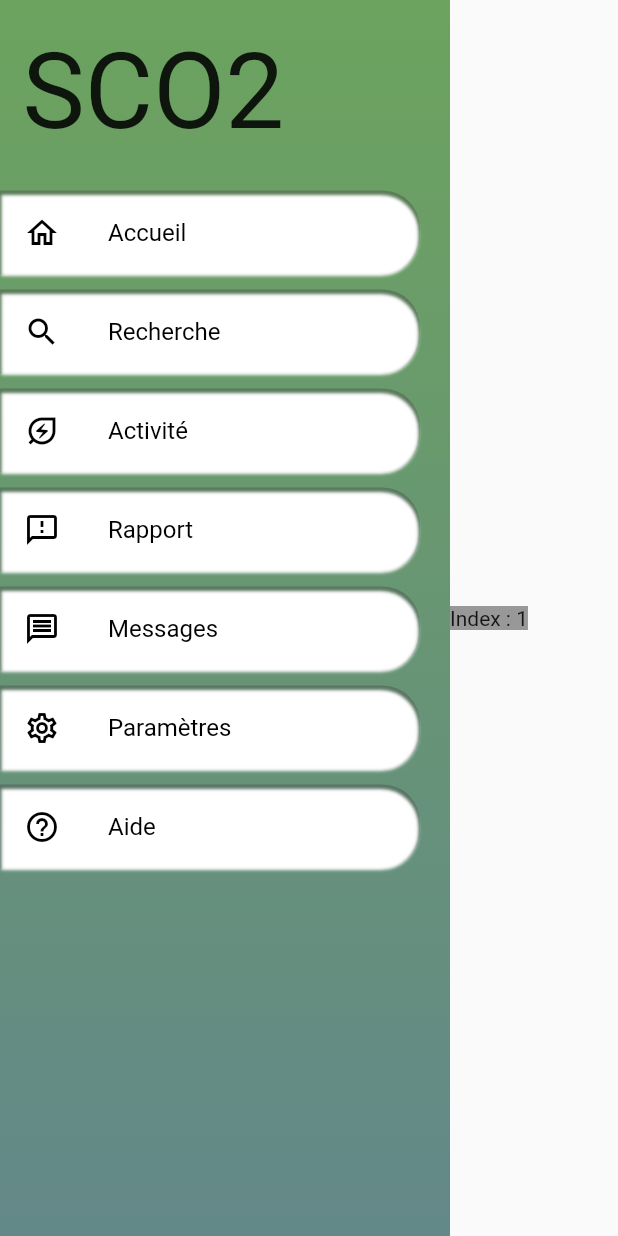
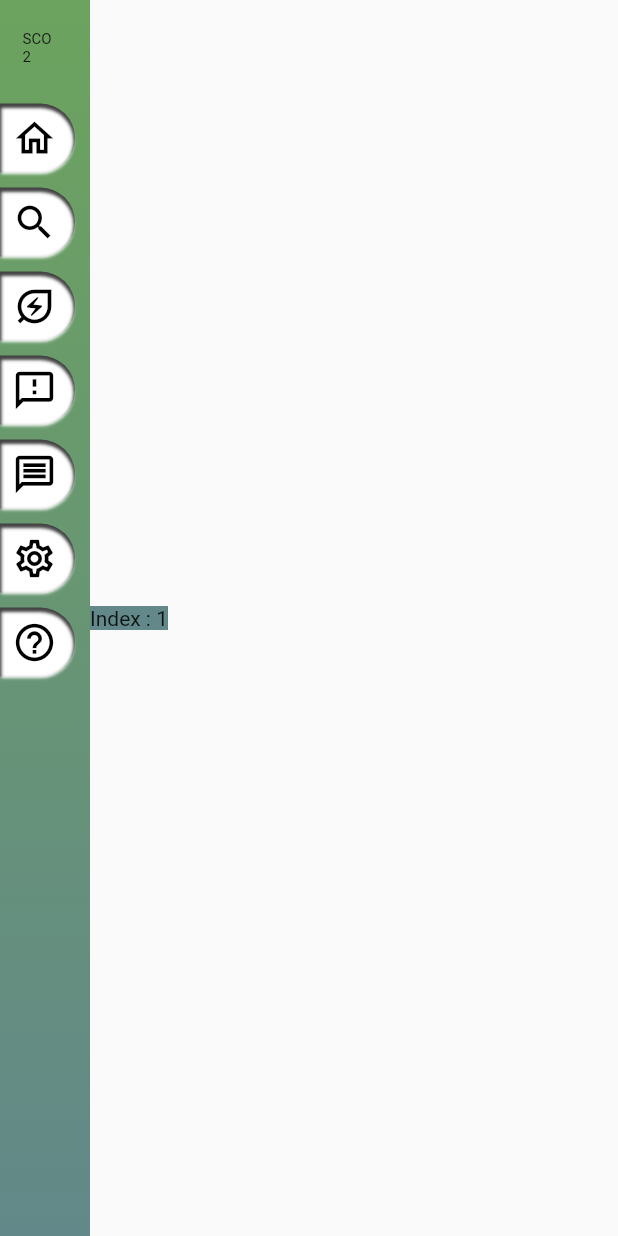
Before and after one commit to VLD-dev-team/Social-Co2, a Flutter app: the WebAdaptativeMainScreen screen opened directly, on a phone screen of 412 x 824 dp. Run offline on Flutter 3.47's test engine with Material 2 defaults, Android fonts, the phone set to English and light mode, and no system bars; our stand-ins replace firebase_auth, firebase_core, google_fonts, google_sign_in; accounts and stored records are empty.

Commit message:
fix: Responsive drawer terminé + commentaires + refactor du code

```diff
--- a/application/social_co2/lib/screens/homeScreen/HomeScreen.dart
+++ b/application/social_co2/lib/screens/homeScreen/HomeScreen.dart
@@ -1,7 +1,10 @@
+// Importation des packages requis pour flutter
 import 'package:flutter/material.dart';
 import 'package:provider/provider.dart';
 import 'package:social_co2/providers/IndexProvider.dart';
 
+// Importation des styles et du module responsive
+import '../../styles/HomeScreenStyle.dart';
 import '../../utils/responsiveHandler.dart';
 
 class HomeScreen extends StatelessWidget {
@@ -14,7 +17,9 @@ class HomeScreen extends StatelessWidget {
     return Consumer<IndexProvider>(
       // On appelle le consumer pour connaitre en permanence le selectedIndex et donc l'écran choisi dans le menu
       builder: (context, value, child) {
-        return Text('Index : ${value.selectedIndex}');
+        return Container(
+            decoration: HomeScreenBackground,
+            child: Text('Index : ${value.selectedIndex}'));
       },
     );
   }
--- a/application/social_co2/lib/screens/mainScreen/WebAdaptativeMainScreen.dart
+++ b/application/social_co2/lib/screens/mainScreen/WebAdaptativeMainScreen.dart
@@ -5,7 +5,7 @@ import 'package:provider/provider.dart';
 import 'package:social_co2/screens/homeScreen/HomeScreen.dart';
 
 // Importation des styles et des providers pour le menu/drawer
-import 'package:social_co2/screens/mainScreen/styles/webDrawersStyle.dart';
+import 'package:social_co2/styles/webDrawersStyle.dart';
 import 'package:social_co2/providers/IndexProvider.dart';
 import 'package:social_co2/utils/responsiveHandler.dart';
 
@@ -36,11 +36,17 @@ class _WebAdaptativeMainScreenState extends State<WebAdaptativeMainScreen> {
                     gradient:
                         drawerBackground), // Fond dégradé du drawer enregistré dans les fichiers de style
                 child: SizedBox(
-                  width:
-                      (responsive_format == ResponsiveFormats.mid) ? 60 : 300,
+                  width: (responsive_format == ResponsiveFormats.small ||
+                          responsive_format == ResponsiveFormats.mobile)
+                      ? 60
+                      : 300,
                   child: ListView.builder(
                       // Construction du drawer
-                      padding: const EdgeInsets.only(right: 20),
+                      // TODO: coder une meilleure implémentation -> Trop long pour le responsive
+                      padding: (responsive_format == ResponsiveFormats.small ||
+                              responsive_format == ResponsiveFormats.mobile)
+                          ? const EdgeInsets.only(right: 10)
+                          : const EdgeInsets.only(right: 20),
                       itemCount: drawerEntries.length,
                       itemBuilder: (BuildContext context, int index) {
                         if (index == 0) {
@@ -49,40 +55,61 @@ class _WebAdaptativeMainScreenState extends State<WebAdaptativeMainScreen> {
                             // TODO : Implémenter le logo et le clic sur le logo
                             margin: const EdgeInsets.symmetric(
                                 vertical: 20, horizontal: 15),
-                            child: const Text(
+                            child: Text(
                               "SCO2",
-                              style: TextStyle(fontSize: 70),
+                              style: (responsive_format ==
+                                          ResponsiveFormats.small ||
+                                      responsive_format ==
+                                          ResponsiveFormats.mobile)
+                                  ? const TextStyle(fontSize: 10)
+                                  : const TextStyle(fontSize: 70),
                             ),
                           );
                         } else {
-                          return Container(
-                            // Puis on affiche les autres options du menu
-                            margin: const EdgeInsets.symmetric(vertical: 5),
-                            decoration:
-                                drawerTileShadow, // Design des options du drawer dans les fichier style
-                            child: ListTile(
+                          return GestureDetector(
                             onTap: () {
                               // Ici, on appelle le provider du selectedIndex pour changer d'écran en fonction de l'option du menu choisie
-                                Provider.of<IndexProvider>(context,
-                                        listen: false)
+                              Provider.of<IndexProvider>(context, listen: false)
                                   .setSelectedIndex(
                                       index); // On change l'index (voir liste des index dans [webDrawerStyle.dart])
                             },
-                              title: Visibility(
-                                visible:
-                                    (responsive_format == ResponsiveFormats.mid)
-                                        ? false
-                                        : true,
+                            child: Container(
+                              margin: const EdgeInsets.symmetric(vertical: 5),
+                              decoration:
+                                  drawerTileShadow, // Ombre des options depuis le style
+                              child: Padding(
+                                padding: const EdgeInsets.all(8.0),
+                                child: Row(
+                                  crossAxisAlignment: CrossAxisAlignment.center,
+                                  mainAxisAlignment: MainAxisAlignment.start,
+                                  children: [
+                                    Icon(
+                                      drawerEntries[index][1],
+                                      color: Colors.black,
+                                      size: 30,
+                                    ),
+                                    if (responsive_format == // Pas de titre d'option sur les petits écrans
+                                            ResponsiveFormats.small ||
+                                        responsive_format ==
+                                            ResponsiveFormats.mobile)
+                                      const SizedBox(
+                                        width: 0,
+                                        height: 0,
+                                      )
+                                    else
+                                      Padding(
+                                        padding: const EdgeInsets.only(left: 8),
                                         child: Text(
-                                  drawerEntries[index][0], // titre de l'option
+                                          drawerEntries[index]
+                                              [0], // titre de l'option
                                           style: const TextStyle(
-                                      fontWeight: FontWeight.normal),
+                                              fontWeight: FontWeight.normal,
+                                              fontSize: 17),
+                                        ),
+                                      )
+                                  ],
                                 ),
                               ),
-                              leading: Icon(
-                                  drawerEntries[index][1]), // Icon de l'option
-                              iconColor: Colors.black,
-                              textColor: Colors.black,
                             ),
                           );
                         }
@@ -92,11 +119,17 @@ class _WebAdaptativeMainScreenState extends State<WebAdaptativeMainScreen> {
               Container(
                   // Conteneur de l'écran selectionné depuis le menu
                   decoration:
-                      const BoxDecoration(color: Color.fromARGB(100, 0, 0, 0)),
+                      const BoxDecoration(color: Color.fromARGB(255, 0, 0, 0)),
                   child: Consumer<IndexProvider>(
                     // On appelle le consumer pour connaitre en permanence le selectedIndex et donc l'écran choisi dans le menu
                     builder: (context, value, child) {
-                      return const HomeScreen();
+                      switch (value.selectedIndex) {
+                        // On affiche l'écran correspondant
+                        case 1:
+                          return const HomeScreen(); // ACCUEIL
+                        default:
+                          return const HomeScreen(); // ACCUEIL
+                      }
                     },
                   ))
             ],
--- /dev/null
+++ b/application/social_co2/lib/styles/HomeScreenStyle.dart
@@ -0,0 +1,10 @@
+import 'package:flutter/material.dart';
+
+const BoxDecoration HomeScreenBackground = BoxDecoration(
+    gradient: LinearGradient(
+        begin: Alignment.topCenter,
+        end: Alignment.bottomCenter,
+        colors: [
+      Color.fromARGB(255, 99, 136, 137),
+      Color.fromARGB(255, 99, 136, 137)
+    ]));
--- a/application/social_co2/lib/screens/mainScreen/styles/webDrawersStyle.dart
+++ b/application/social_co2/lib/styles/webDrawersStyle.dart
@@ -26,7 +26,7 @@ const BoxDecoration drawerTileShadow = BoxDecoration(
   borderRadius:
       BorderRadius.horizontal(right: Radius.circular(25), left: Radius.zero),
   boxShadow: [
-    BoxShadow(color: Color.fromARGB(99, 66, 66, 66)),
+    BoxShadow(color: Color.fromARGB(255, 66, 66, 66)),
     BoxShadow(
       color: Colors.white,
       offset: Offset(0, 2),
--- a/application/social_co2/lib/utils/responsiveHandler.dart
+++ b/application/social_co2/lib/utils/responsiveHandler.dart
@@ -29,7 +29,7 @@ ResponsiveFormats whichResponsiveFormat(BuildContext context) {
   } else if (media.size.width >= 1200) {
     // Utilisation sur un écran moyen -> Small sur Figma
     return ResponsiveFormats.mid;
-  } else if (media.size.width >= 700) {
+  } else if (media.size.width >= 600) {
     // Utilisation web sur un écran très peu large -> XSmall sur Figma
     return ResponsiveFormats.small;
   } else {
```
Lines whose indentation alone changed are shown as unchanged.
